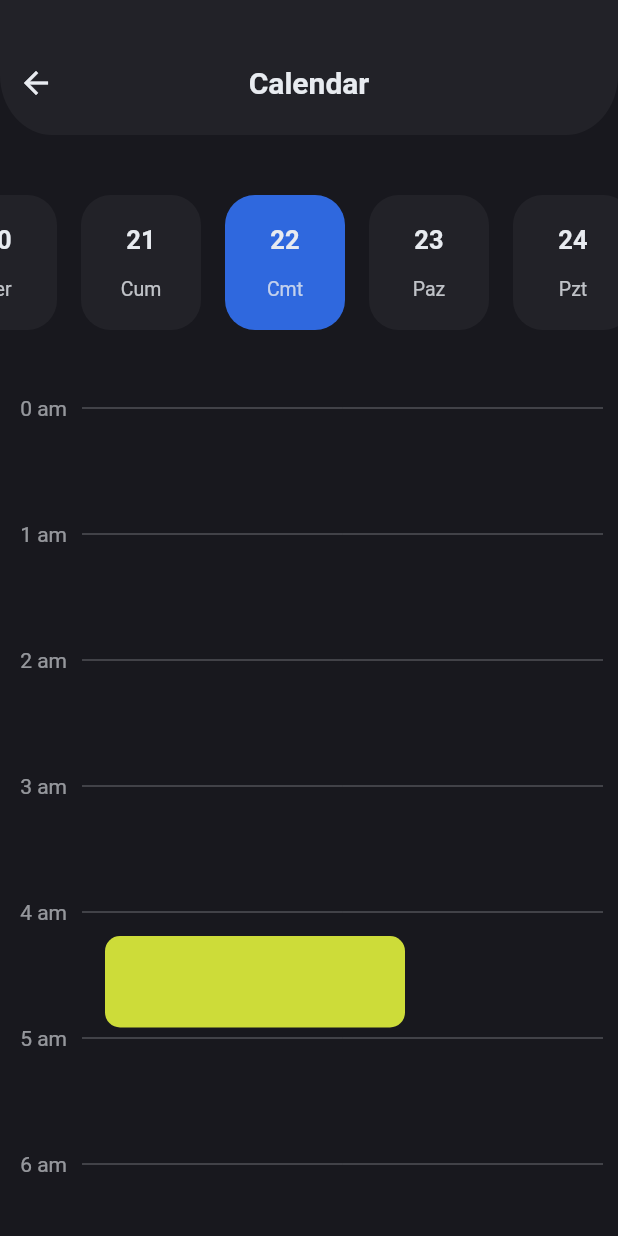
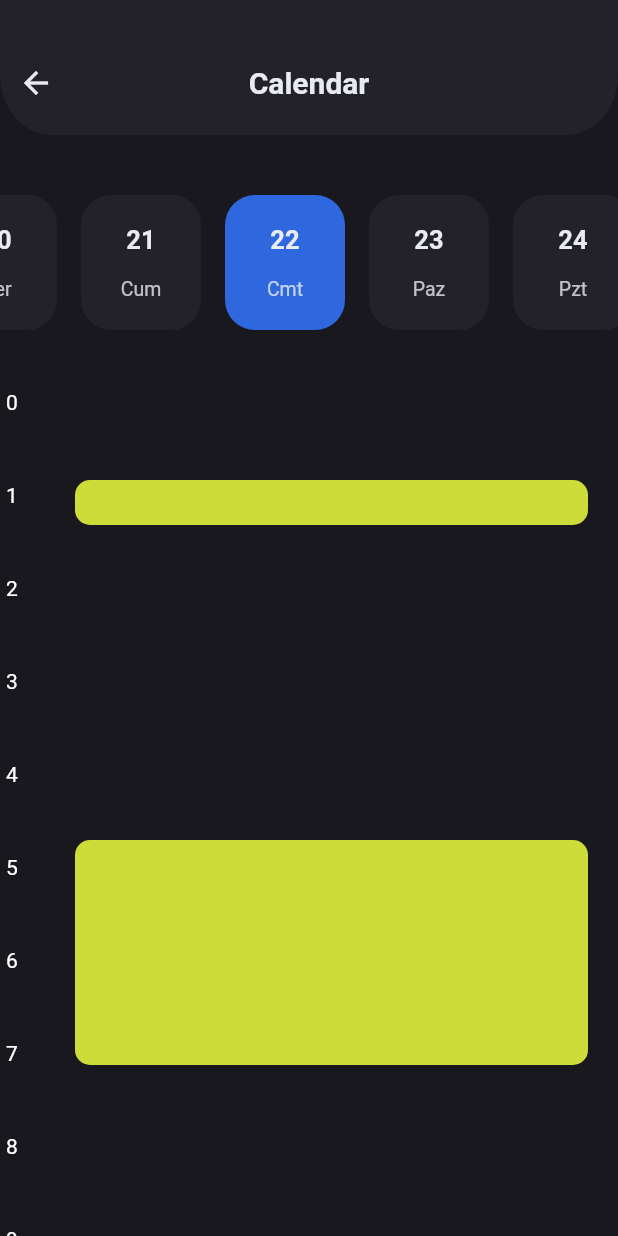
Before and after one commit to oguzhan2142/todo, a Flutter app: the screen it shows after launch, after a tap on an icon or button, on a phone screen of 412 x 824 dp. Run offline on Flutter 3.47's test engine with Material 2 defaults, Android fonts, the phone set to English and light mode, and no system bars; our stand-ins replace flutter_mobx, font_awesome_flutter, mobx, pie_chart, sleek_circular_slider; generated files the repository leaves out were written again.

Commit message:
place cards with flexes

```diff
--- a/lib/constants/values.dart
+++ b/lib/constants/values.dart
@@ -23,4 +23,6 @@ abstract class Values {
   static const DATE_BOX_WIDTH = 80.0;
   static const PICK_DATE_DIVIDER_WIDTH = 16.0;
 
+  static const TIMELINE_HEIGHT = 60.0;
+  static const TIMELINE_HOURS_FONT_SIZE = 14.0;
 }
--- a/lib/models/project.dart
+++ b/lib/models/project.dart
@@ -17,7 +17,7 @@ class Project {
   Task getClosest() {
     var copyTasks = [];
     copyTasks.addAll(tasks);
-    copyTasks.sort((a, b) => b.time.compareTo(a.time));
+    copyTasks.sort((a, b) => b.startTime.compareTo(a.startTime));
     return tasks.first;
   }
 }
--- a/lib/models/task.dart
+++ b/lib/models/task.dart
@@ -1,17 +1,19 @@
 class Task {
   final String content;
-  final DateTime time;
+  final DateTime startTime;
+  final DateTime endTime;
   final bool isChecked;
 
   Task({
-    required this.time,
+    required this.startTime,
     required this.content,
+    required this.endTime,
     this.isChecked = false,
   });
 
   @override
   String toString() {
-
-    return content;
+    return content +
+        'start: ${startTime.toString()} end: ${endTime.toString()}';
   }
 }
--- a/lib/screens/calendar_screen/widgets/timeline.dart
+++ b/lib/screens/calendar_screen/widgets/timeline.dart
@@ -1,60 +1,100 @@
 import 'package:flutter/material.dart';
-import 'package:todo/constants/colors.dart';
-import 'package:todo/screens/calendar_screen/widgets/timeline_card.dart';
+import 'package:todo/models/task.dart';
 
-class TimeLine extends StatelessWidget {
-  String getClockText(int index) {
-    var value = index / 61;
-    var buffer = StringBuffer();
-    if (value > 12) {
-      var convertedValue = (value % 12).toInt();
-      buffer.write(convertedValue.toString());
-      buffer.write(' pm');
-    } else {
-      var convertedValue = value.toInt();
-      buffer.write(convertedValue.toString());
-      buffer.write(' am');
+class TimeLine extends StatefulWidget {
+  @override
+  _TimeLineState createState() => _TimeLineState();
+}
+
+class _TimeLineState extends State<TimeLine> {
+  final tasks = <Task>[
+    Task(
+      content: 'content 2',
+      startTime: DateTime(2021, 1, 1, 1, 0),
+      endTime: DateTime(2021, 1, 1, 1, 30),
+    ),
+    Task(
+      startTime: DateTime(2021, 1, 1, 5, 0),
+      content: 'content',
+      endTime: DateTime(2021, 1, 1, 7, 30),
+    ),
+  ];
+
+  late final children = <Widget>[];
+
+  @override
+  void initState() {
+    tasks.sort((a, b) => a.startTime.compareTo(b.startTime));
+    var counter = 0;
+    for (var index = 0; index < 2 * tasks.length + 1; index++) {
+      var task = tasks[counter];
+
+      var diff = task.endTime.difference(task.startTime).inMinutes;
+      if (index % 2 == 0) {
+        var space;
+
+        if (index == 0) {
+          space = task.startTime.minute + task.startTime.hour * 60;
+        } else if (index == 2 * tasks.length) {
+          space = 24 * 60 - (task.endTime.minute + task.endTime.hour * 60);
+        } else {
+          var beforeTask = tasks[counter - 1];
+
+          space = task.startTime.difference(beforeTask.endTime).inMinutes;
+        }
+        print('flex in space $space');
+        children.add(Flexible(
+          flex: space,
+          child: Container(),
+        ));
+      } else {
+        if (counter < tasks.length - 1) {
+          counter++;
+        }
+        print('flex in card $diff');
+        children.add(Flexible(
+          flex: diff,
+          child: Container(
+            margin: EdgeInsets.only(left: 50, right: 20),
+            width: double.infinity,
+            decoration: BoxDecoration(
+              borderRadius: BorderRadius.circular(10),
+              color: Colors.lime,
+            ),
+          ),
+        ));
+      }
     }
-
-    return buffer.toString().padLeft(5);
+    super.initState();
   }
 
   @override
   Widget build(BuildContext context) {
-    return Container(
-      padding: const EdgeInsets.symmetric(horizontal: 10),
+    return SingleChildScrollView(
       child: Stack(
         children: [
-          ListView.builder(
-            itemCount: 24 * 60 + 24,
-            itemBuilder: (context, index) {
-              if (index % 61 == 0) {
-                return Padding(
-                  padding: const EdgeInsets.symmetric(vertical: 4),
-                  child: Row(
-                    children: [
-                      Text(
-                        getClockText(index),
-                        textAlign: TextAlign.start,
-                        style: TextStyle(
-                          color: AppColor.white.withOpacity(0.6),
-                        ),
-                      ),
-                      SizedBox(width: 10),
-                      Expanded(
-                        child: Divider(
-
-                          color: AppColor.white.withOpacity(0.4),
-                        ),
-                      ),
-                    ],
+          Container(
+            width: double.infinity,
+            height: 24 * 60,
+            child: Column(
+              children: children,
+            ),
+          ),
+          Container(
+            height: 24 * 60,
+            child: Column(
+              children: List.generate(
+                24,
+                (index) => Container(
+                  padding: EdgeInsets.only(bottom: 60 - 14),
+                  child: Text(
+                    index.toString(),
+                    style: TextStyle(color: Colors.white),
                   ),
-                );
-              }
-              return Container(height: 1);
-            },
+                ),
+              ),
+            ),
           ),
-          TimelineCard(),
         ],
       ),
     );
--- a/lib/screens/calendar_screen/widgets/timeline_card.dart
+++ b/lib/screens/calendar_screen/widgets/timeline_card.dart
@@ -1,20 +1,26 @@
 import 'package:flutter/material.dart';
+import 'package:todo/constants/values.dart';
+import 'package:todo/models/task.dart';
 
 class TimelineCard extends StatelessWidget {
-  final space = 24.0;
+  final Task task;
+  final Color color;
+
+  const TimelineCard({
+    Key? key,
+    required this.color,
+    required this.task,
+  }) : super(key: key);
 
   @override
   Widget build(BuildContext context) {
-    return Positioned(
-      top: space * 5 + 61 * 4,
-      child: Container(
-        margin: EdgeInsets.only(left: 60),
-        height: 61,
-        width: 200,
-        decoration: BoxDecoration(
-          color: Colors.lime,
-          borderRadius: BorderRadius.circular(10),
-        ),
+    return Container(
+      margin: EdgeInsets.only(left: 50, right: 20, top: 15),
+      height: 60,
+      width: double.infinity,
+      decoration: BoxDecoration(
+        color: color,
+        borderRadius: BorderRadius.circular(10),
       ),
     );
   }
--- a/lib/state/data_state.dart
+++ b/lib/state/data_state.dart
@@ -12,11 +12,14 @@ class DataState extends _DataState with _$DataState {
       Task(
           content: 'birinci gorev',
           isChecked: true,
-          time: DateTime.fromMillisecondsSinceEpoch(34000000000)),
+          endTime: DateTime.fromMillisecondsSinceEpoch(40000000000),
+          startTime: DateTime.fromMillisecondsSinceEpoch(34000000000)),
       Task(
-          content: 'ikinci gorev',
-          isChecked: true,
-          time: DateTime.fromMillisecondsSinceEpoch(40000000000)),
+        content: 'ikinci gorev',
+        isChecked: true,
+        startTime: DateTime.fromMillisecondsSinceEpoch(40000000000),
+        endTime: DateTime.fromMillisecondsSinceEpoch(40000000000),
+      ),
     ]);
 
     projects.add(projem);
@@ -25,23 +28,28 @@ class DataState extends _DataState with _$DataState {
     meetings.tasks.addAll([
       Task(
           content: 'birinci meeting',
-          time: DateTime.fromMillisecondsSinceEpoch(20000000000)),
+          endTime: DateTime.fromMillisecondsSinceEpoch(40000000000),
+          startTime: DateTime.fromMillisecondsSinceEpoch(20000000000)),
       Task(
           content: '2 meeting',
           isChecked: true,
-          time: DateTime.fromMillisecondsSinceEpoch(30000000000)),
+          endTime: DateTime.fromMillisecondsSinceEpoch(40000000000),
+          startTime: DateTime.fromMillisecondsSinceEpoch(30000000000)),
       Task(
           content: '3 meeting',
           isChecked: true,
-          time: DateTime.fromMillisecondsSinceEpoch(40000000000)),
+          endTime: DateTime.fromMillisecondsSinceEpoch(40000000000),
+          startTime: DateTime.fromMillisecondsSinceEpoch(40000000000)),
       Task(
           content: '4 meeting',
           isChecked: true,
-          time: DateTime.fromMillisecondsSinceEpoch(23000000000)),
+          endTime: DateTime.fromMillisecondsSinceEpoch(40000000000),
+          startTime: DateTime.fromMillisecondsSinceEpoch(23000000000)),
       Task(
           content: '5 meeting',
           isChecked: true,
-          time: DateTime.fromMillisecondsSinceEpoch(50000000000)),
+          endTime: DateTime.fromMillisecondsSinceEpoch(40000000000),
+          startTime: DateTime.fromMillisecondsSinceEpoch(50000000000)),
     ]);
     projects.add(meetings);
   }
```
